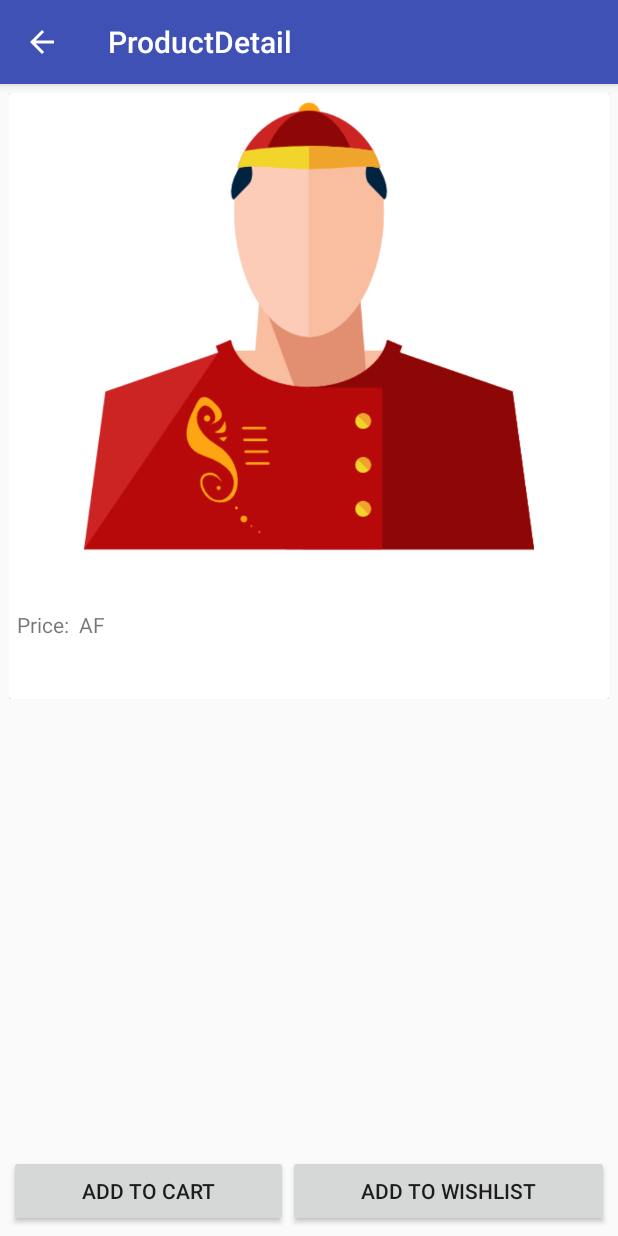
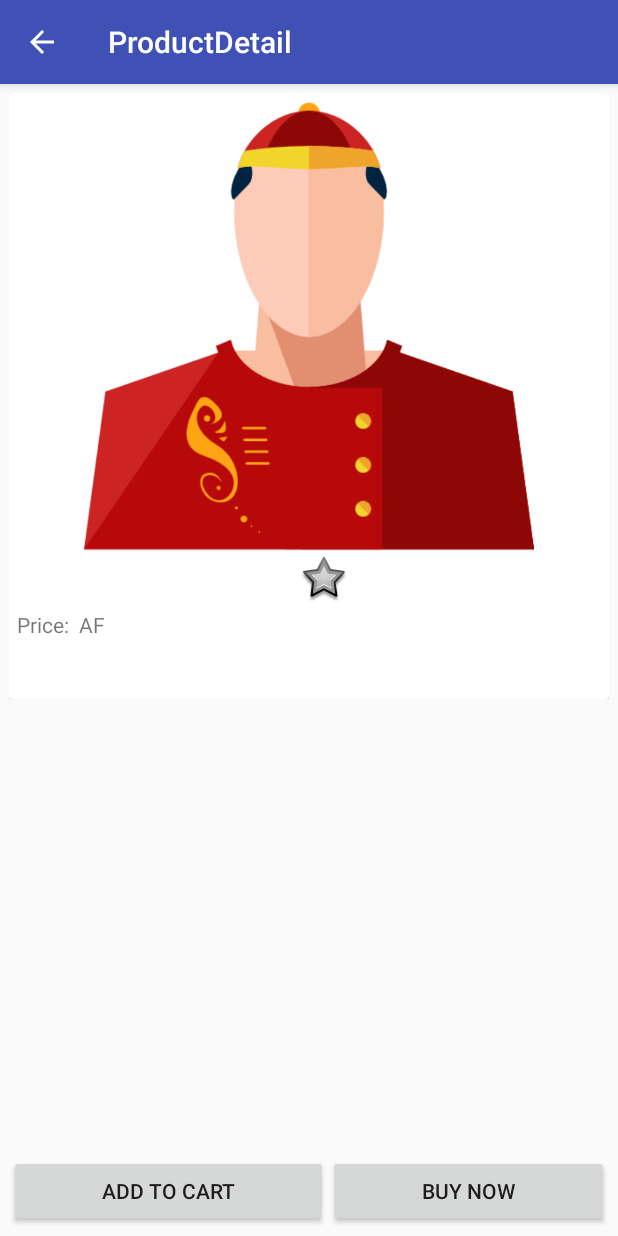
Before and after one commit to matiullah-karimi/Afghan-e-shopping, an Android app: the ProductDetail screen opened directly, with no data from a screen before it, on a phone screen of 412 x 824 dp. Run offline under Robolectric (Android 15) with nearby library versions, the phone set to English and light mode, and no system bars; our stand-ins replace Picasso; libraries missing offline, so code that uses them is left out: com.cocosw.bottomsheet, com.kogitune.activity_transition, com.loopj.android, cz.msebera.android; pictures from the network do not load; 1 statement that could not run was skipped.

Commit message:
some changes made

```diff
--- a/app/src/main/java/com/matiullahkarimi/onlineshopping/Cart.java
+++ b/app/src/main/java/com/matiullahkarimi/onlineshopping/Cart.java
@@ -81,11 +81,12 @@ public class Cart extends AppCompatActivity {
                     final ArrayList<Product> names = new ArrayList<Product>();
                     for(int i=0; i<products.length(); i++){
                         JSONObject inner = products.getJSONObject(i);
+                        String id = inner.getString("id");
                         String name = inner.getString("title");
                         String image = inner.getString("imagePath");
                         String price = inner.getString("price");
                         String description = inner.getString("description");
-                        names.add(new Product(name, image, price, description));
+                        names.add(new Product(id, name, image, price, description));
                     }
 
                     final RecyclerAdapter adapter = new RecyclerAdapter(Cart.this, names);
--- a/app/src/main/java/com/matiullahkarimi/onlineshopping/ProductDetail.java
+++ b/app/src/main/java/com/matiullahkarimi/onlineshopping/ProductDetail.java
@@ -14,6 +14,7 @@ import android.util.Log;
 import android.view.MenuItem;
 import android.view.View;
 import android.widget.Button;
+import android.widget.ImageButton;
 import android.widget.ImageView;
 import android.widget.TextView;
 import android.widget.Toast;
@@ -21,19 +22,28 @@ import android.widget.Toast;
 import com.cocosw.bottomsheet.BottomSheet;
 import com.kogitune.activity_transition.ActivityTransition;
 import com.kogitune.activity_transition.ExitActivityTransition;
+import com.loopj.android.http.JsonHttpResponseHandler;
 import com.squareup.picasso.Picasso;
+
+import org.json.JSONArray;
+import org.json.JSONObject;
 
 import java.util.ArrayList;
 
+import cz.msebera.android.httpclient.Header;
+
 public class ProductDetail extends AppCompatActivity implements View.OnClickListener{
-    ImageView pImage;
-    TextView pName;
-    TextView pPrice, pDesc;
-    ValueAnimator animator;
-    Boolean wish, addToCart;
+    private ImageView pImage;
+    private TextView pName;
+    private TextView pPrice, pDesc;
+    private ValueAnimator animator;
+    private Boolean wish, addToCart;
     private ExitActivityTransition exitTransition;
-    ArrayList<Product> dataList = new ArrayList<Product>(new ArrayList<Product>());
-    private Button btnBuy, btnAdd2Cart, btnAdd2Wishlist;
+    private ArrayList<Product> dataList = new ArrayList<Product>(new ArrayList<Product>());
+    private Button btnBuy, btnAdd2Cart;
+    private ImageButton btnAdd2Wishlist;
+    private ProductClient client;
+    private String pId;
 
 
     @Override
@@ -53,9 +63,11 @@ public class ProductDetail extends AppCompatActivity implements View.OnClickList
         pPrice = (TextView) findViewById(R.id.dPrice);
         pDesc = (TextView) findViewById(R.id.dDescription);
         btnAdd2Cart = (Button) findViewById(R.id.btn_cart);
-        btnAdd2Wishlist = (Button) findViewById(R.id.btn_wish);
+        btnBuy = (Button) findViewById(R.id.btn_buy);
+        btnAdd2Wishlist = (ImageButton) findViewById(R.id.btn_wish);
 
         // getting the select view position
+        pId = getIntent().getStringExtra("id");
         String name = getIntent().getStringExtra("name");
         String price = getIntent().getStringExtra("price");
         String image = getIntent().getStringExtra("image");
@@ -65,7 +77,7 @@ public class ProductDetail extends AppCompatActivity implements View.OnClickList
         pName.setText(name);
         pPrice.setText(price);
         pDesc.setText(description);
-        Picasso.with(ProductDetail.this).load(Uri.parse("http://172.30.10.165:8080/img/"+image)).error(R.drawable.avatar).into(pImage);
+        Picasso.with(ProductDetail.this).load(Uri.parse(ProductClient.IMAGES_BASE_URL+image)).error(R.drawable.avatar).into(pImage);
 
 
         // initial value of wish boolean
@@ -73,7 +85,7 @@ public class ProductDetail extends AppCompatActivity implements View.OnClickList
         addToCart = false;
 
         // registering views to listeners
-//        btnBuy.setOnClickListener(this);
+        btnBuy.setOnClickListener(this);
         btnAdd2Cart.setOnClickListener(this);
         btnAdd2Wishlist.setOnClickListener(this);
     }
@@ -86,22 +98,23 @@ public class ProductDetail extends AppCompatActivity implements View.OnClickList
     public void onClick(View view) {
         int id = view.getId();
         switch (id){
-//            case R.id.btn_buy:
-//                new BottomSheet.Builder(ProductDetail.this).title("title").sheet(R.menu.menu).listener(new DialogInterface.OnClickListener() {
-//                    @Override
-//                    public void onClick(DialogInterface dialog, int which) {
-//                        switch (which) {
-//                            case R.id.help:
-//                                Toast.makeText(ProductDetail.this, "help me", Toast.LENGTH_LONG).show();
-//                                break;
-//                        }
-//                    }
-//                }).show();
+            case R.id.btn_buy:
+                new BottomSheet.Builder(ProductDetail.this).title("Choose Paying Type").sheet(R.menu.menu).listener(new DialogInterface.OnClickListener() {
+                    @Override
+                    public void onClick(DialogInterface dialog, int which) {
+                        switch (which) {
+                            case R.id.mPaisa:
+                                Toast.makeText(ProductDetail.this, "help me", Toast.LENGTH_LONG).show();
+                                break;
+                        }
+                    }
+                }).show();
 
             case R.id.btn_cart:
                 if (!addToCart){
                     addToCart = true;
                     btnAdd2Cart.setBackgroundColor(Color.RED);
+
                 }else {
                     btnAdd2Cart.setBackgroundColor(Color.LTGRAY);
                     addToCart = false;
@@ -109,12 +122,18 @@ public class ProductDetail extends AppCompatActivity implements View.OnClickList
                 break;
 
             case R.id.btn_wish:
+
                 if (!wish){
+
                     wish = true;
-                    btnAdd2Wishlist.setBackgroundColor(Color.RED);
+                    btnAdd2Wishlist.setBackgroundResource(android.R.drawable.star_big_on);
+                    addToWishlist(pId);
+
                 }else {
-                    btnAdd2Wishlist.setBackgroundColor(Color.LTGRAY);
+
+                    btnAdd2Wishlist.setBackgroundResource(android.R.drawable.star_big_off);
                     wish = false;
+                    removeFromWishlist(pId);
                 }
                 break;
         }
@@ -130,4 +149,40 @@ public class ProductDetail extends AppCompatActivity implements View.OnClickList
                 return super.onOptionsItemSelected(item);
         }
     }
+
+    public void addToWishlist(String pId){
+
+        client = new ProductClient();
+        client.addToWishlist(pId, new Helper().getToken(ProductDetail.this), new JsonHttpResponseHandler(){
+            @Override
+            public void onSuccess(int statusCode, Header[] headers, JSONObject response) {
+                super.onSuccess(statusCode, headers, response);
+                Log.d("add_to wishlist", response.toString());
+                Toast.makeText(ProductDetail.this, "Succesfully added to your wishlist", Toast.LENGTH_LONG).show();
+            }
+
+            @Override
+            public void onFailure(int statusCode, Header[] headers, Throwable throwable, JSONArray errorResponse) {
+                super.onFailure(statusCode, headers, throwable, errorResponse);
+            }
+        });
+    }
+
+    public void removeFromWishlist(String pId){
+        client = new ProductClient();
+
+        client.removeFromWishlist(pId, new Helper().getToken(ProductDetail.this), new JsonHttpResponseHandler(){
+            @Override
+            public void onSuccess(int statusCode, Header[] headers, JSONObject response) {
+                super.onSuccess(statusCode, headers, response);
+
+                Toast.makeText(ProductDetail.this, "Succesfully removed from your wishlist", Toast.LENGTH_LONG).show();
+            }
+
+            @Override
+            public void onFailure(int statusCode, Header[] headers, String responseString, Throwable throwable) {
+                super.onFailure(statusCode, headers, responseString, throwable);
+            }
+        });
+    }
 }
--- a/app/src/main/java/com/matiullahkarimi/onlineshopping/RecyclerAdapter.java
+++ b/app/src/main/java/com/matiullahkarimi/onlineshopping/RecyclerAdapter.java
@@ -65,7 +65,7 @@ public class RecyclerAdapter extends RecyclerView.Adapter<RecyclerAdapter.MyView
 
         public void setData(Product current, int position) {
             this.name.setText(current.getName());
-            Picasso.with(context).load(Uri.parse("http://172.30.10.165:8080/img/"+current.getImage())).error(R.drawable.avatar).into(this.image);
+            Picasso.with(context).load(Uri.parse(ProductClient.IMAGES_BASE_URL+current.getImage())).error(R.drawable.avatar).into(this.image);
             Log.d("curren_image", current.getImage());
             this.price.setText(current.getPrice());
             this.position = position;
--- a/app/src/main/java/com/matiullahkarimi/onlineshopping/Wishlist.java
+++ b/app/src/main/java/com/matiullahkarimi/onlineshopping/Wishlist.java
@@ -82,11 +82,12 @@ public class Wishlist extends AppCompatActivity {
                     final ArrayList<Product> names = new ArrayList<Product>();
                     for(int i=0; i<products.length(); i++){
                         JSONObject inner = products.getJSONObject(i);
+                        String id = inner.getString("id");
                         String name = inner.getString("title");
                         String image = inner.getString("imagePath");
                         String price = inner.getString("price");
                         String description = inner.getString("description");
-                        names.add(new Product(name, image, price, description));
+                        names.add(new Product(id, name, image, price, description));
                     }
 
                     final RecyclerAdapter adapter = new RecyclerAdapter(Wishlist.this, names);
@@ -101,6 +102,7 @@ public class Wishlist extends AppCompatActivity {
                                 @Override public void onItemClick(View view, int position) {
 
                                     Intent intent = new Intent(Wishlist.this, ProductDetail.class);
+                                    intent.putExtra("id", names.get(position).getId());
                                     intent.putExtra("name", names.get(position).getName());
                                     intent.putExtra("price", names.get(position).getPrice());
                                     intent.putExtra("image", names.get(position).getImage());
--- a/app/src/main/res/layout/content_product_detail.xml
+++ b/app/src/main/res/layout/content_product_detail.xml
@@ -4,7 +4,6 @@
     xmlns:tools="http://schemas.android.com/tools"
     android:layout_width="match_parent"
     android:layout_height="match_parent"
-    android:id="@+id/dParentLayout"
     android:paddingBottom="@dimen/activity_vertical_margin"
     android:paddingLeft="@dimen/activity_horizontal_margin"
     android:paddingRight="@dimen/activity_horizontal_margin"
@@ -20,6 +19,7 @@
             android:layout_width="match_parent"
             android:layout_height="match_parent"
             android:orientation="vertical"
+            android:id="@+id/dParentLayout"
             >
 
             <android.support.v7.widget.CardView
@@ -42,6 +42,12 @@
                         android:transitionName="profile"
                         android:layout_height="300dp"
                         android:src="@drawable/thief"/>
+                    <LinearLayout
+                        android:layout_width="match_parent"
+                        android:layout_height="wrap_content"
+                        android:orientation="horizontal"
+                        android:gravity="center_horizontal"
+                       >
 
                         <TextView
                             android:layout_width="wrap_content"
@@ -49,7 +55,17 @@
                             android:layout_marginTop="20dp"
                             android:id="@+id/dName"
                             android:textStyle="bold"
-                        android:text="Satin Wedding Dress"/>
+                            android:text="Satin Wedding Dress"
+                            />
+
+                        <ImageButton
+                            android:layout_width="wrap_content"
+                            android:layout_height="wrap_content"
+                            android:id="@+id/btn_wish"
+                            android:background="@android:drawable/star_big_off"
+                            android:layout_marginLeft="20dp"
+                            android:layout_gravity="center_vertical" />
+                    </LinearLayout>
 
                     <LinearLayout
                         android:layout_width="match_parent"
@@ -97,11 +113,12 @@
             android:text="Add to Cart"
             android:id="@+id/btn_cart"
             android:layout_weight="1"/>
+
         <Button
             android:layout_width="wrap_content"
             android:layout_height="wrap_content"
-            android:text="Add to Wishlist"
-            android:id="@+id/btn_wish"
+            android:text="Buy Now"
+            android:id="@+id/btn_buy"
             android:layout_weight="1"/>
     </LinearLayout>
 
--- a/app/src/main/res/menu/menu.xml
+++ b/app/src/main/res/menu/menu.xml
@@ -1,13 +1,7 @@
 <?xml version="1.0" encoding="utf-8"?>
 <menu xmlns:android="http://schemas.android.com/apk/res/android">
-    <item android:id="@+id/share" android:title="share"
-        android:icon="@drawable/ic_menu_manage"/>
-    <item android:id="@+id/upload" android:title="upload"
-        android:icon="@drawable/ic_menu_share"/>
-    <item android:id="@+id/call" android:title="call"
-        android:icon="@drawable/ic_menu_camera"/>
-    <group android:id="@+id/helpgroup">
-        <item android:id="@+id/help" android:title="help"
-            android:icon="@drawable/heart"/>
-    </group>
+    <item android:id="@+id/mPaisa" android:title="M Paisa"
+        android:icon="@android:drawable/presence_away"/>
+    <item android:id="@+id/paypal" android:title="Paypal"
+        android:icon="@android:drawable/presence_audio_online"/>
 </menu>
```
Also changed, not shown: app/src/main/java/com/matiullahkarimi/onlineshopping/MainActivity.java (+34 -2 lines), app/src/main/java/com/matiullahkarimi/onlineshopping/Product.java (+11 -1 lines), app/src/main/java/com/matiullahkarimi/onlineshopping/ProductClient.java (+20 -2 lines), app/src/main/res/layout/content_main.xml (+12 -5 lines). Lines whose indentation alone changed are shown as unchanged.
